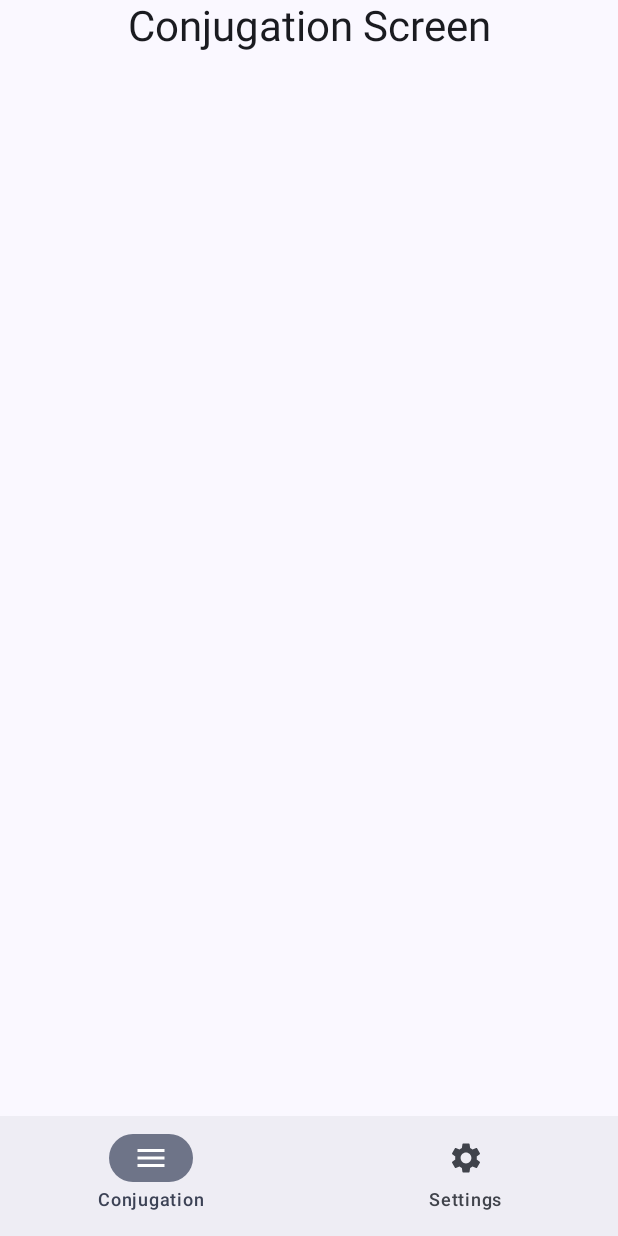
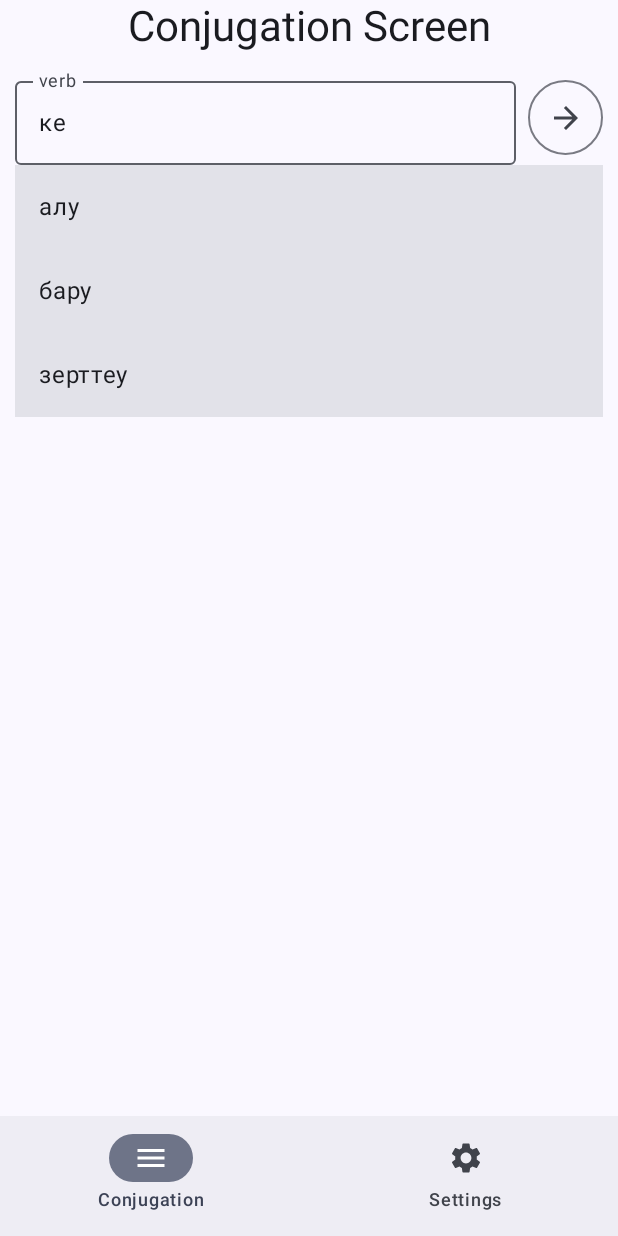
Before and after one commit to mxwell/aspan, an Android app built with Jetpack Compose: the screen it shows after launch (MainActivity), on a phone screen of 412 x 824 dp. Run offline under Robolectric (Android 15) with nearby library versions, the phone set to English and light mode, and no system bars; pictures from the network do not load; 2 statements that could not run were skipped.

Commit message:
[kotlin] Add text field with suggestions

```diff
--- a/kotlin/app/src/main/java/com/khairulin/kazakhverb/MainActivity.kt
+++ b/kotlin/app/src/main/java/com/khairulin/kazakhverb/MainActivity.kt
@@ -24,9 +24,7 @@ class MainActivity : ComponentActivity() {
         enableEdgeToEdge()
 
         SharedPreferencesManager.init(this)
-
-        Log.i(TAG, "loading trie")
-        TrieLoader(this).load()
+        TrieLoader.loadTrie(this)
 
         setContent {
             KazakhVerbTheme {
--- a/kotlin/app/src/main/java/com/khairulin/kazakhverb/config/ProfilePreferences.kt
+++ b/kotlin/app/src/main/java/com/khairulin/kazakhverb/config/ProfilePreferences.kt
@@ -8,7 +8,12 @@ object ProfilePreferences {
     private val TENSE_CONFIG = "tense_config"
     private val FORM_CONFIG = "form_config"
 
+    private val debug = false
+
     fun loadTenseConfig(): ConfigSection {
+        if (debug) {
+            return ConfigSection.makeTenseConfigDefault()
+        }
         val stored = SharedPreferencesManager.loadString(TENSE_CONFIG)
         try {
             Log.i(TAG, "loaded value for ${TENSE_CONFIG}: ${stored}")
@@ -27,6 +32,9 @@ object ProfilePreferences {
     }
 
     fun loadFormConfig(): ConfigSection {
+        if (debug) {
+            return ConfigSection.makeFormConfigDefault()
+        }
         val stored = SharedPreferencesManager.loadString(FORM_CONFIG)
         try {
             Log.i(TAG, "loaded value for ${FORM_CONFIG}: ${stored}")
--- a/kotlin/app/src/main/java/com/khairulin/kazakhverb/verbdb/Trie.kt
+++ b/kotlin/app/src/main/java/com/khairulin/kazakhverb/verbdb/Trie.kt
@@ -18,6 +18,6 @@ class Trie(val suggestions: List<String>, val nodes: List<TrieNode>) {
         for (suggestionId in node.suggestions) {
             curSuggestions.add(suggestions[suggestionId])
         }
-        return TrieResult(words, suggestions)
+        return TrieResult(words, curSuggestions)
     }
 }
--- a/kotlin/app/src/main/java/com/khairulin/kazakhverb/verbdb/TrieLoader.kt
+++ b/kotlin/app/src/main/java/com/khairulin/kazakhverb/verbdb/TrieLoader.kt
@@ -6,8 +6,6 @@ import java.io.BufferedReader
 import java.io.InputStreamReader
 
 class TrieLoader(private val context: Context) {
-    private val TAG = "TrieLoader"
-
     private fun loadChars(): List<Char>? {
         try {
             context.assets.open("Chars.txt").use { inputStream ->
@@ -160,7 +158,7 @@ class TrieLoader(private val context: Context) {
         }
     }
 
-    fun load(): Trie? {
+    private fun load(): Trie? {
         val chars = loadChars()
         if (chars == null) {
             Log.e(TAG, "load: failed to load chars")
@@ -190,4 +188,24 @@ class TrieLoader(private val context: Context) {
 
         return Trie(suggestions, nodes)
     }
+
+    companion object {
+        private val TAG = "TrieLoader"
+        private var loadedTrie: Trie? = null
+
+        fun loadTrie(context: Context) {
+            Log.i(TAG, "Loading trie...")
+            val trie = TrieLoader(context).load()
+            if (trie == null) {
+                Log.e(TAG, "Failed to load trie")
+            } else {
+                Log.i(TAG, "Trie is loaded: ${trie.suggestions.size} suggestions, ${trie.nodes.size} nodes")
+            }
+            loadedTrie = trie
+        }
+
+        fun getTrie(): Trie? {
+            return loadedTrie
+        }
+    }
 }
--- /dev/null
+++ b/kotlin/app/src/main/java/com/khairulin/kazakhverb/view/ConjugationScreen.kt
@@ -0,0 +1,114 @@
+package com.khairulin.kazakhverb.view
+
+import androidx.compose.foundation.clickable
+import androidx.compose.foundation.layout.Arrangement
+import androidx.compose.foundation.layout.Column
+import androidx.compose.foundation.layout.PaddingValues
+import androidx.compose.foundation.layout.Row
+import androidx.compose.foundation.layout.fillMaxSize
+import androidx.compose.foundation.layout.fillMaxWidth
+import androidx.compose.foundation.layout.padding
+import androidx.compose.foundation.layout.size
+import androidx.compose.foundation.lazy.LazyColumn
+import androidx.compose.foundation.lazy.items
+import androidx.compose.foundation.shape.CircleShape
+import androidx.compose.material.icons.Icons
+import androidx.compose.material.icons.automirrored.outlined.ArrowForward
+import androidx.compose.material3.Card
+import androidx.compose.material3.Icon
+import androidx.compose.material3.MaterialTheme
+import androidx.compose.material3.OutlinedButton
+import androidx.compose.material3.OutlinedTextField
+import androidx.compose.material3.Text
+import androidx.compose.runtime.Composable
+import androidx.compose.runtime.collectAsState
+import androidx.compose.runtime.getValue
+import androidx.compose.ui.Alignment
+import androidx.compose.ui.Modifier
+import androidx.compose.ui.graphics.RectangleShape
+import androidx.compose.ui.tooling.preview.Preview
+import androidx.compose.ui.unit.dp
+import androidx.lifecycle.viewmodel.compose.viewModel
+import com.khairulin.kazakhverb.vm.ConjugationVM
+
+@Composable
+fun ConjugationScreen(
+    modifier: Modifier = Modifier,
+    conjugationVM: ConjugationVM
+) {
+    val suggestions by conjugationVM.suggestionsFlow.collectAsState()
+
+    Column(
+        modifier = Modifier.fillMaxSize(),
+        horizontalAlignment = Alignment.CenterHorizontally
+    ) {
+        Text(
+            text = "Conjugation Screen",
+            style = MaterialTheme.typography.headlineMedium
+        )
+
+        Row(
+            modifier = Modifier
+                .fillMaxWidth()
+                .padding(start = 10.dp, top = 10.dp, end = 10.dp, bottom = 0.dp),
+            verticalAlignment = Alignment.CenterVertically,
+            horizontalArrangement = Arrangement.SpaceBetween
+        ) {
+            OutlinedTextField(
+                conjugationVM.lastEntered,
+                onValueChange = { it: String ->
+                    conjugationVM.onVerbChange(it)
+                },
+                modifier = Modifier
+                    .weight(1f)
+                    .padding(end = 8.dp),
+                label = {
+                    Text("verb")
+                }
+            )
+            OutlinedButton(
+                onClick = {
+                    conjugationVM.onSubmit()
+                },
+                modifier = Modifier
+                    .size(50.dp),
+                shape = CircleShape,
+                contentPadding = PaddingValues(0.dp),
+            ) {
+                Icon(
+                    imageVector = Icons.AutoMirrored.Outlined.ArrowForward,
+                    contentDescription = "submit"
+                )
+            }
+        }
+
+        Card(
+            modifier = Modifier
+                .fillMaxWidth()
+                .padding(top = 0.dp, start = 10.dp, end = 10.dp, bottom = 4.dp),
+            shape = RectangleShape,
+        ) {
+            LazyColumn {
+                items(suggestions) { suggestion: String ->
+                    Text(
+                        text = suggestion,
+                        modifier = Modifier
+                            .fillMaxWidth()
+                            .clickable { conjugationVM.onSuggestionClick(suggestion) }
+                            .padding(16.dp)
+                    )
+                }
+            }
+        }
+
+        // TODO
+    }
+}
+
+@Preview(showBackground = true)
+@Composable
+fun ConjugationScreenPreview() {
+    MaterialTheme {
+        ConjugationScreen(conjugationVM = viewModel())
+    }
+}
--- a/kotlin/app/src/main/java/com/khairulin/kazakhverb/view/SettingsScreen.kt
+++ b/kotlin/app/src/main/java/com/khairulin/kazakhverb/view/SettingsScreen.kt
@@ -22,7 +22,6 @@ import androidx.navigation.compose.NavHost
 import androidx.navigation.compose.composable
 import androidx.navigation.compose.rememberNavController
 import androidx.navigation.toRoute
-import com.khairulin.kazakhverb.ConjugationScreen
 import com.khairulin.kazakhverb.config.ConfigSection
 import com.khairulin.kazakhverb.config.SharedPreferencesManager
 import com.khairulin.kazakhverb.vm.ConjugationVM
--- a/kotlin/app/src/main/java/com/khairulin/kazakhverb/vm/ConjugationVM.kt
+++ b/kotlin/app/src/main/java/com/khairulin/kazakhverb/vm/ConjugationVM.kt
@@ -1,18 +1,37 @@
 package com.khairulin.kazakhverb.vm
 
+import android.util.Log
+import androidx.compose.runtime.MutableState
+import androidx.compose.runtime.getValue
+import androidx.compose.runtime.mutableStateOf
+import androidx.compose.runtime.setValue
 import androidx.lifecycle.ViewModel
 import androidx.lifecycle.viewModelScope
 import com.khairulin.kazakhverb.config.ProfilePreferences
+import com.khairulin.kazakhverb.verbdb.TrieLoader
 import kotlinx.coroutines.flow.MutableStateFlow
 import kotlinx.coroutines.flow.asStateFlow
 import kotlinx.coroutines.launch
 
 class ConjugationVM : ViewModel() {
+    private val TAG = "ConjugationVM"
+
+    private val state = MutableStateFlow(ViewModelState.awaitingInput)
+
+    var lastEntered by mutableStateOf("ке")
+        private set
+
+    private val suggestions = MutableStateFlow(listOf<String>("алу", "бару", "зерттеу"))
     private val tenseConfig = MutableStateFlow(ProfilePreferences.loadTenseConfig())
     private val formConfig = MutableStateFlow(ProfilePreferences.loadFormConfig())
 
+    val stateFlow = state.asStateFlow()
+    val suggestionsFlow = suggestions.asStateFlow()
     val tenseConfigFlow = tenseConfig.asStateFlow()
     val formConfigFlow = formConfig.asStateFlow()
+
+    private val trie = TrieLoader.getTrie()
+    private var appliedSuggestion: String? = null
 
     fun toggleTenseSetting(index: Int) = viewModelScope.launch {
         val updated = tenseConfig.value.toggleAt(index)
@@ -25,4 +44,41 @@ class ConjugationVM : ViewModel() {
         ProfilePreferences.storeFormConfig(updated)
         formConfig.value = updated
     }
+
+    private fun updateSuggestions(newSuggestions: List<String>) {
+        suggestions.value = newSuggestions
+    }
+
+    fun onVerbChange(newVerb: String) {
+        lastEntered = newVerb
+        Log.i(TAG, "lastEntered: ${lastEntered}")
+
+        viewModelScope.launch {
+            val atrie = trie
+            if (atrie == null) {
+                return@launch
+            }
+            if (newVerb == appliedSuggestion) {
+                return@launch
+            }
+            if (newVerb.isEmpty()) {
+                suggestions.value = emptyList<String>()
+                return@launch
+            }
+            val result = atrie.traverse(newVerb)
+            Log.i(TAG, "traverse result: ${result.words.size} words, ${result.suggestions.size} suggs")
+            val newSuggestions = result.words + result.suggestions
+            updateSuggestions(newSuggestions)
+        }
+    }
+
+    fun onSubmit() = viewModelScope.launch {
+        Log.i(TAG, "onSubmit called")
+        // TODO
+    }
+
+    fun onSuggestionClick(suggestion: String) = viewModelScope.launch {
+        Log.i(TAG, "onSuggestionClick called: ${suggestion}")
+        // TODO
+    }
 }
--- /dev/null
+++ b/kotlin/app/src/main/java/com/khairulin/kazakhverb/vm/ViewModelState.kt
@@ -0,0 +1,9 @@
+package com.khairulin.kazakhverb.vm
+
+enum class ViewModelState {
+    awaitingInput,
+    loadingForms,
+    loadedForms,
+    notFound,
+    ;
+}
```
Also changed, not shown: kotlin/app/src/main/java/com/khairulin/kazakhverb/MainTabView.kt (+1 -34 lines).
